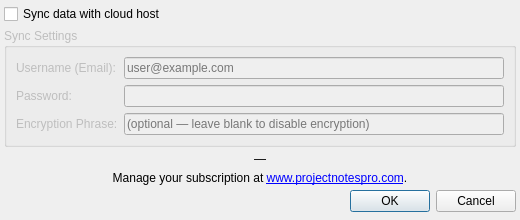
kestermckinney/ProjectNotes, file cloudsyncsettingsdialog.ui: the form before one commit.
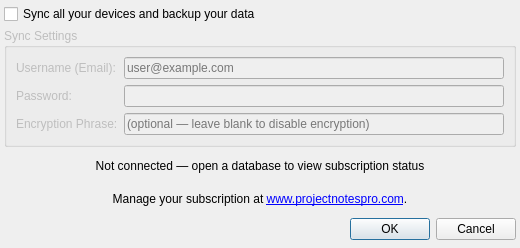
The form after the commit.

Commit message: updated --help dialog and added comments around subscription status being lower case.  Also fixed subscription checking

What changed in the file:
```diff
--- a/cloudsyncsettingsdialog.ui
+++ b/cloudsyncsettingsdialog.ui
@@ -7,7 +7,7 @@
     <x>0</x>
     <y>0</y>
     <width>520</width>
-    <height>220</height>
+    <height>248</height>
    </rect>
   </property>
   <property name="windowTitle">
@@ -32,7 +32,7 @@
    <item>
     <widget class="QCheckBox" name="checkBoxSyncEnabled">
      <property name="text">
-      <string>Sync data with cloud host</string>
+      <string>Sync all your devices and backup your data</string>
      </property>
     </widget>
    </item>
@@ -99,7 +99,7 @@
    <item>
     <widget class="QLabel" name="labelSubscriptionStatus">
      <property name="text">
-      <string>—</string>
+      <string>Not connected — open a database to view subscription status</string>
      </property>
      <property name="alignment">
       <set>Qt::AlignmentFlag::AlignCenter</set>
```
The commit also changes 2 other files.
